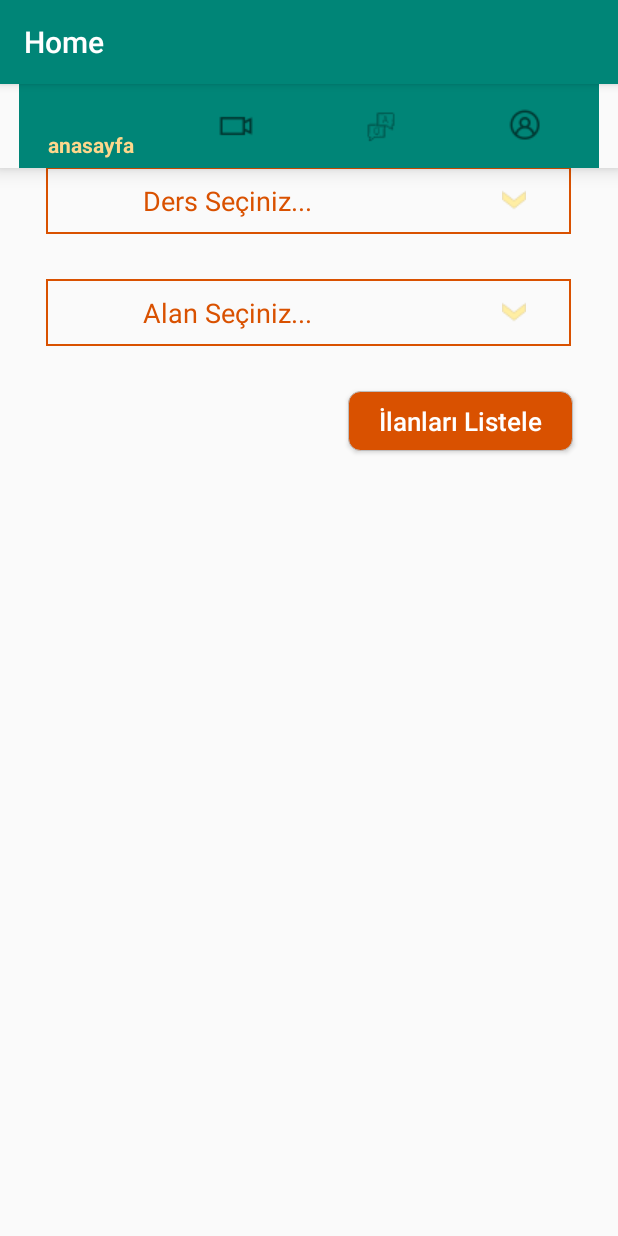
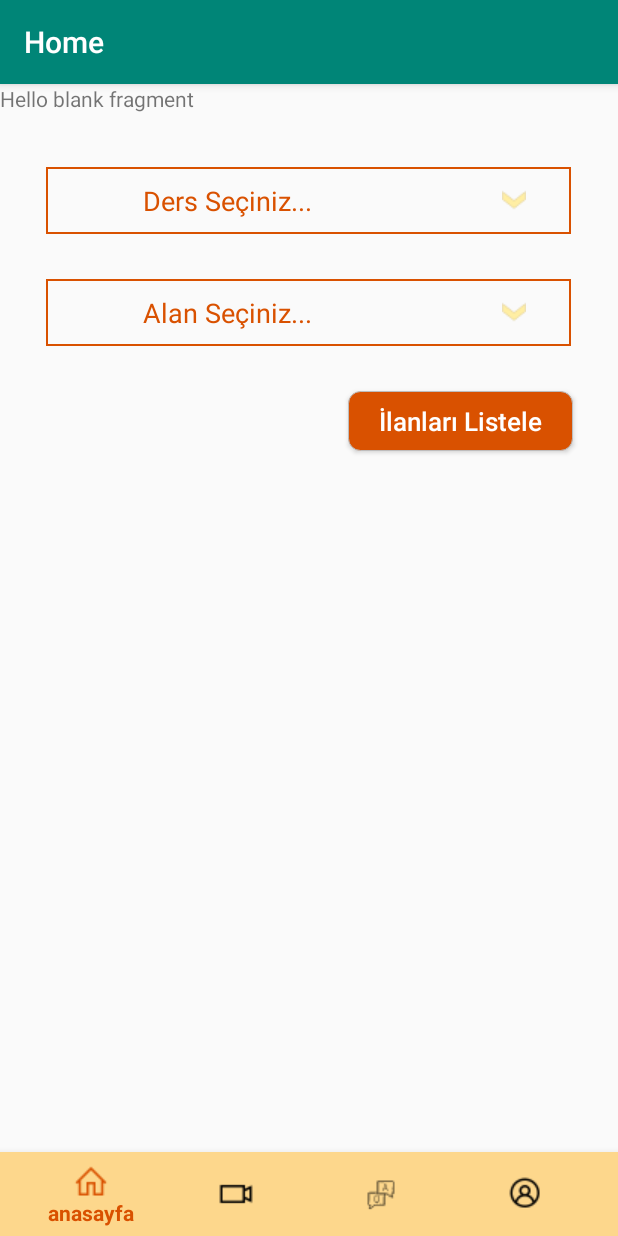
Before and after one commit to eneskokturk/Hocapp, an Android app: the screen it shows after launch once a user with an empty profile is signed in (MainActivity), on a phone screen of 412 x 824 dp. Run offline under Robolectric (Android 15) with nearby library versions, the phone set to English and light mode, and no system bars; our stand-ins replace Firebase (no records; nobody signed in at launch, a user with empty details on screens opened directly); 1 statement that could not run was skipped.

Commit message:
Navigation Fragment

```diff
--- a/app/build.gradle
+++ b/app/build.gradle
@@ -28,6 +28,7 @@
     implementation 'androidx.navigation:navigation-fragment:2.0.0'
     implementation 'androidx.navigation:navigation-ui:2.0.0'
     implementation 'androidx.lifecycle:lifecycle-extensions:2.0.0'
+    implementation 'androidx.legacy:legacy-support-v4:1.0.0'
     testImplementation 'junit:junit:4.12'
     androidTestImplementation 'androidx.test.ext:junit:1.1.0'
     androidTestImplementation 'androidx.test.espresso:espresso-core:3.1.1'
--- /dev/null
+++ b/app/src/main/java/com/example/hocapp/HomeFragment.java
@@ -0,0 +1,110 @@
+package com.example.hocapp;
+
+import android.content.Context;
+import android.net.Uri;
+import android.os.Bundle;
+
+import androidx.fragment.app.Fragment;
+
+import android.view.LayoutInflater;
+import android.view.View;
+import android.view.ViewGroup;
+
+
+/**
+ * A simple {@link Fragment} subclass.
+ * Activities that contain this fragment must implement the
+ * {@link HomeFragment.OnFragmentInteractionListener} interface
+ * to handle interaction events.
+ * Use the {@link HomeFragment#newInstance} factory method to
+ * create an instance of this fragment.
+ */
+public class HomeFragment extends Fragment {
+    // TODO: Rename parameter arguments, choose names that match
+    // the fragment initialization parameters, e.g. ARG_ITEM_NUMBER
+    private static final String ARG_PARAM1 = "param1";
+    private static final String ARG_PARAM2 = "param2";
+
+    // TODO: Rename and change types of parameters
+    private String mParam1;
+    private String mParam2;
+
+    private OnFragmentInteractionListener mListener;
+
+    public HomeFragment() {
+        // Required empty public constructor
+    }
+
+    /**
+     * Use this factory method to create a new instance of
+     * this fragment using the provided parameters.
+     *
+     * @param param1 Parameter 1.
+     * @param param2 Parameter 2.
+     * @return A new instance of fragment HomeFragment.
+     */
+    // TODO: Rename and change types and number of parameters
+    public static HomeFragment newInstance(String param1, String param2) {
+        HomeFragment fragment = new HomeFragment();
+        Bundle args = new Bundle();
+        args.putString(ARG_PARAM1, param1);
+        args.putString(ARG_PARAM2, param2);
+        fragment.setArguments(args);
+        return fragment;
+    }
+
+    @Override
+    public void onCreate(Bundle savedInstanceState) {
+        super.onCreate(savedInstanceState);
+        if (getArguments() != null) {
+            mParam1 = getArguments().getString(ARG_PARAM1);
+            mParam2 = getArguments().getString(ARG_PARAM2);
+        }
+    }
+
+    @Override
+    public View onCreateView(LayoutInflater inflater, ViewGroup container,
+                             Bundle savedInstanceState) {
+        // Inflate the layout for this fragment
+        return inflater.inflate(R.layout.fragment_home, container, false);
+    }
+
+    // TODO: Rename method, update argument and hook method into UI event
+    public void onButtonPressed(Uri uri) {
+        if (mListener != null) {
+            mListener.onFragmentInteraction(uri);
+        }
+    }
+
+    @Override
+    public void onAttach(Context context) {
+        super.onAttach(context);
+        if (context instanceof OnFragmentInteractionListener) {
+            mListener = (OnFragmentInteractionListener) context;
+        } else {
+            throw new RuntimeException(context.toString()
+                    + " must implement OnFragmentInteractionListener");
+        }
+    }
+
+    @Override
+    public void onDetach() {
+        super.onDetach();
+        mListener = null;
+    }
+
+    /**
+     * This interface must be implemented by activities that contain this
+     * fragment to allow an interaction in this fragment to be communicated
+     * to the activity and potentially other fragments contained in that
+     * activity.
+     * <p>
+     * See the Android Training lesson <a href=
+     * "http://developer.android.com/training/basics/fragments/communicating.html"
+     * >Communicating with Other Fragments</a> for more information.
+     */
+    public interface OnFragmentInteractionListener {
+        // TODO: Update argument type and name
+        void onFragmentInteraction(Uri uri);
+    }
+}
--- a/app/src/main/java/com/example/hocapp/MainActivity.java
+++ b/app/src/main/java/com/example/hocapp/MainActivity.java
@@ -5,6 +5,7 @@
 import androidx.appcompat.app.ActionBar;
 import androidx.appcompat.app.AppCompatActivity;
 import androidx.fragment.app.Fragment;
+import androidx.fragment.app.FragmentTransaction;
 
 
 import android.content.Intent;
@@ -42,9 +43,10 @@
 
         toolbar= getSupportActionBar();
 
-        BottomNavigationView navigation= (BottomNavigationView) findViewById(R.id.navigation);
-        navigation.setOnNavigationItemSelectedListener(mOnNavigationItemSelectedListener);
         toolbar.setTitle("Home");
+        loadFragment(new HomeFragment());
+
+
 
 
         spin= findViewById(R.id.derslerSpinner);  //Spinner Dersler
@@ -102,30 +104,48 @@
     }
 
 
+
+
     private BottomNavigationView.OnNavigationItemSelectedListener mOnNavigationItemSelectedListener
             = new BottomNavigationView.OnNavigationItemSelectedListener() {
         @Override
         public boolean onNavigationItemSelected(@NonNull MenuItem menuItem) {
             Fragment fragment;
-            switch (menuItem.getItemId()){
+
+            switch (menuItem.getItemId()) {
                 case R.id.navigation_home:
-                    toolbar.setTitle("Home");
+                    toolbar.setTitle("AnaSayfa");
+                    fragment= new HomeFragment();
+                    loadFragment(fragment);
                     return true;
+
                 case R.id.navigation_video:
                     toolbar.setTitle("Canlı Yayın");
-                    return true;
+                    fragment= new VideoFragment();
+                    loadFragment(fragment);
+                    return  true;
                 case R.id.navigation_forum:
-                    toolbar.setTitle("Forum");
-                    return true;
+                    toolbar.setTitle("Canlı Yayın");
+                    fragment= new ForumFragment();
+                    loadFragment(fragment);
+                    return  true;
                 case R.id.navigation_profile:
-                    toolbar.setTitle("Profil");
-                    return true;
-
+                    toolbar.setTitle("Canlı Yayın");
+                    fragment= new ProfileFragment();
+                    loadFragment(fragment);
+                    return  true;
             }
             return false;
         }
     };
 
+    private void loadFragment(Fragment fragment) {
+        //load fragment
+        FragmentTransaction transaction = getSupportFragmentManager().beginTransaction();
+        transaction.replace(R.id.frame_container, fragment);
+        transaction.addToBackStack(null);
+        transaction.commit();
+    }
 
     public void signOut(View view)
     {
--- /dev/null
+++ b/app/src/main/res/drawable/tab_color.xml
@@ -0,0 +1,6 @@
+<?xml version="1.0" encoding="utf-8"?>
+<selector xmlns:android="http://schemas.android.com/apk/res/android">
+    <item android:color="@color/darkOrange" android:state_checked="true"/>
+    <item android:color="@android:color/black"/>
+
+</selector>
--- a/app/src/main/res/layout/activity_main.xml
+++ b/app/src/main/res/layout/activity_main.xml
@@ -1,5 +1,6 @@
 <?xml version="1.0" encoding="utf-8"?>
 <FrameLayout xmlns:android="http://schemas.android.com/apk/res/android"
+    android:id="@+id/frame_container"
     xmlns:app="http://schemas.android.com/apk/res-auto"
     xmlns:tools="http://schemas.android.com/tools"
     android:layout_width="match_parent"
@@ -77,18 +78,20 @@
 
 
 
-    <android.support.design.widget.BottomNavigationView
+    <com.google.android.material.bottomnavigation.BottomNavigationView
         android:id="@+id/navigation"
         android:layout_width="match_parent"
         android:layout_height="wrap_content"
         android:layout_marginEnd="0dp"
+        android:layout_gravity="bottom"
         android:layout_marginStart="0dp"
-        android:background="?android:attr/windowBackground"
+        android:background="@color/orange"
         app:layout_constraintBottom_toBottomOf="parent"
         app:layout_constraintLeft_toLeftOf="parent"
         app:layout_constraintRight_toRightOf="parent"
-        app:itemBackground="@color/colorPrimary"
-        app:itemTextColor="@color/orange"
+        app:itemBackground="@color/orange"
+        app:itemIconTint="@drawable/tab_color"
+        app:itemTextColor="@drawable/tab_color"
         app:menu="@menu/navigation" />
 
 </FrameLayout>
--- /dev/null
+++ b/app/src/main/res/layout/fragment_home.xml
@@ -0,0 +1,14 @@
+<?xml version="1.0" encoding="utf-8"?>
+<FrameLayout xmlns:android="http://schemas.android.com/apk/res/android"
+    xmlns:tools="http://schemas.android.com/tools"
+    android:layout_width="match_parent"
+    android:layout_height="match_parent"
+    tools:context=".HomeFragment">
+
+    <!-- TODO: Update blank fragment layout -->
+    <TextView
+        android:layout_width="match_parent"
+        android:layout_height="match_parent"
+        android:text="@string/hello_blank_fragment" />
+
+</FrameLayout>
--- a/app/src/main/res/values/strings.xml
+++ b/app/src/main/res/values/strings.xml
@@ -22,4 +22,7 @@
     <string name="title_home">Home</string>
     <string name="title_dashboard">Dashboard</string>
     <string name="title_notifications">Notifications</string>
+
+    <!-- TODO: Remove or change this placeholder text -->
+    <string name="hello_blank_fragment">Hello blank fragment</string>
 </resources>
```
Also changed, not shown: app/src/main/java/com/example/hocapp/ForumFragment.java (added, +110 -0 lines), app/src/main/java/com/example/hocapp/ProfileFragment.java (added, +110 -0 lines), app/src/main/java/com/example/hocapp/VideoFragment.java (added, +110 -0 lines), app/src/main/res/layout/fragment_forum.xml (added, +14 -0 lines), app/src/main/res/layout/fragment_profile.xml (added, +14 -0 lines), app/src/main/res/layout/fragment_video.xml (added, +14 -0 lines). Lines whose indentation alone changed are shown as unchanged.
